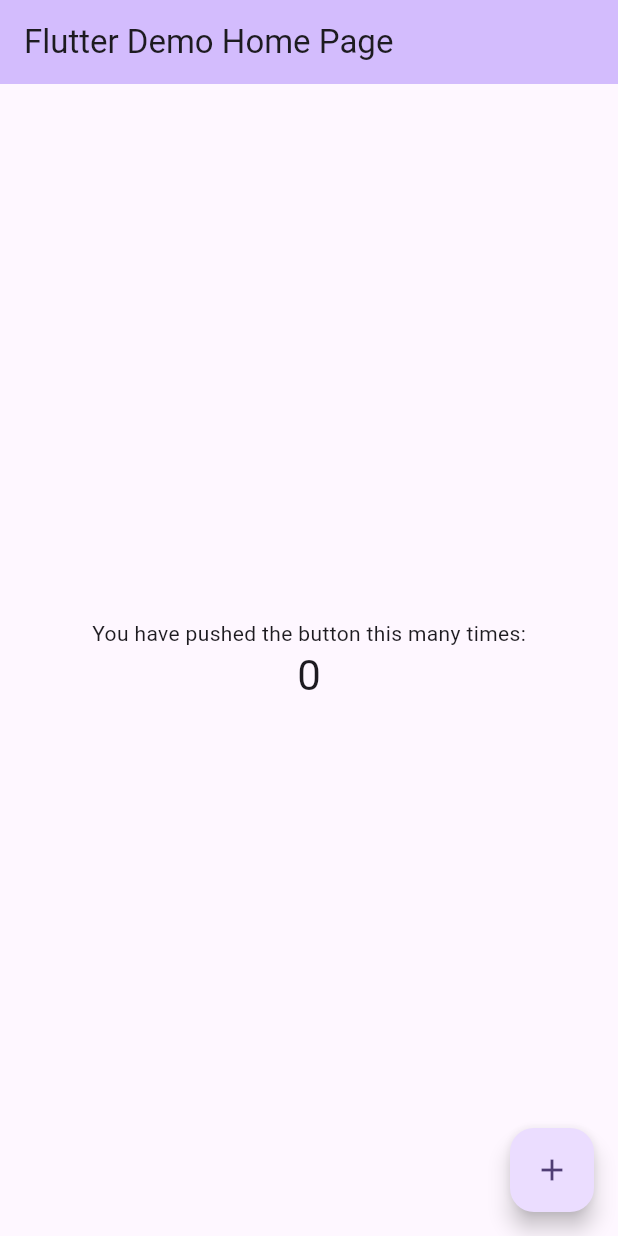
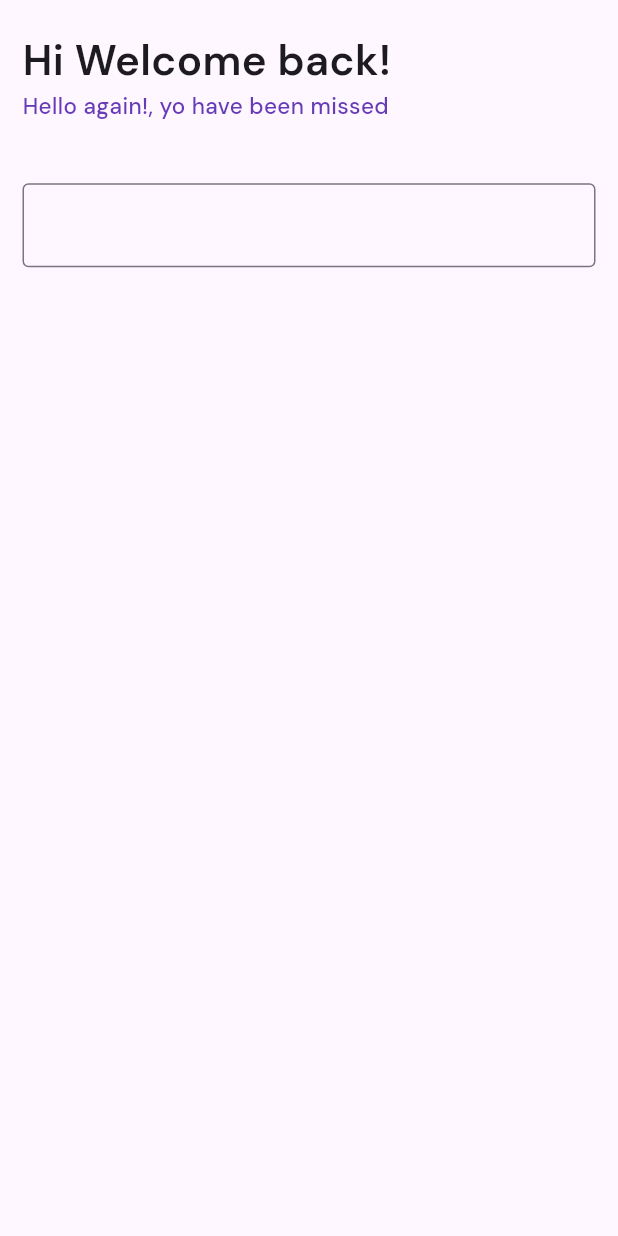
Before and after one commit to IbnuTopanAdib/panChatApp, a Flutter app: the screen it shows after launch, on a phone screen of 412 x 824 dp. Run offline on Flutter 3.47's test engine with Material 3 defaults, Android fonts, the phone set to English and light mode, and no system bars; our stand-ins replace firebase_analytics, firebase_core, google_fonts; accounts and stored records are empty.

Commit message:
login page

```diff
--- a/lib/main.dart
+++ b/lib/main.dart
@@ -1,5 +1,7 @@
 import 'package:firebase_analytics/firebase_analytics.dart';
 import 'package:flutter/material.dart';
+import 'package:google_fonts/google_fonts.dart';
+import 'package:panchatapp/pages/login.dart';
 import 'package:panchatapp/utils.dart';
 
 void main() async {
@@ -38,96 +40,9 @@ class MyApp extends StatelessWidget {
         // tested with just a hot reload.
         colorScheme: ColorScheme.fromSeed(seedColor: Colors.deepPurple),
         useMaterial3: true,
+        textTheme: GoogleFonts.dmSansTextTheme()
       ),
-      home: const MyHomePage(title: 'Flutter Demo Home Page'),
+      home: const LoginPage(),
     );
   }
 }
-
-class MyHomePage extends StatefulWidget {
-  const MyHomePage({super.key, required this.title});
-
-  // This widget is the home page of your application. It is stateful, meaning
-  // that it has a State object (defined below) that contains fields that affect
-  // how it looks.
-
-  // This class is the configuration for the state. It holds the values (in this
-  // case the title) provided by the parent (in this case the App widget) and
-  // used by the build method of the State. Fields in a Widget subclass are
-  // always marked "final".
-
-  final String title;
-
-  @override
-  State<MyHomePage> createState() => _MyHomePageState();
-}
-
-class _MyHomePageState extends State<MyHomePage> {
-  int _counter = 0;
-
-  void _incrementCounter() {
-    setState(() {
-      // This call to setState tells the Flutter framework that something has
-      // changed in this State, which causes it to rerun the build method below
-      // so that the display can reflect the updated values. If we changed
-      // _counter without calling setState(), then the build method would not be
-      // called again, and so nothing would appear to happen.
-      _counter++;
-    });
-  }
-
-  @override
-  Widget build(BuildContext context) {
-    // This method is rerun every time setState is called, for instance as done
-    // by the _incrementCounter method above.
-    //
-    // The Flutter framework has been optimized to make rerunning build methods
-    // fast, so that you can just rebuild anything that needs updating rather
-    // than having to individually change instances of widgets.
-    return Scaffold(
-      appBar: AppBar(
-        // TRY THIS: Try changing the color here to a specific color (to
-        // Colors.amber, perhaps?) and trigger a hot reload to see the AppBar
-        // change color while the other colors stay the same.
-        backgroundColor: Theme.of(context).colorScheme.inversePrimary,
-        // Here we take the value from the MyHomePage object that was created by
-        // the App.build method, and use it to set our appbar title.
-        title: Text(widget.title),
-      ),
-      body: Center(
-        // Center is a layout widget. It takes a single child and positions it
-        // in the middle of the parent.
-        child: Column(
-          // Column is also a layout widget. It takes a list of children and
-          // arranges them vertically. By default, it sizes itself to fit its
-          // children horizontally, and tries to be as tall as its parent.
-          //
-          // Column has various properties to control how it sizes itself and
-          // how it positions its children. Here we use mainAxisAlignment to
-          // center the children vertically; the main axis here is the vertical
-          // axis because Columns are vertical (the cross axis would be
-          // horizontal).
-          //
-          // TRY THIS: Invoke "debug painting" (choose the "Toggle Debug Paint"
-          // action in the IDE, or press "p" in the console), to see the
-          // wireframe for each widget.
-          mainAxisAlignment: MainAxisAlignment.center,
-          children: <Widget>[
-            const Text(
-              'You have pushed the button this many times:',
-            ),
-            Text(
-              '$_counter',
-              style: Theme.of(context).textTheme.headlineMedium,
-            ),
-          ],
-        ),
-      ),
-      floatingActionButton: FloatingActionButton(
-        onPressed: _incrementCounter,
-        tooltip: 'Increment',
-        child: const Icon(Icons.add),
-      ), // This trailing comma makes auto-formatting nicer for build methods.
-    );
-  }
-}
--- /dev/null
+++ b/lib/pages/login.dart
@@ -0,0 +1,70 @@
+import 'package:flutter/material.dart';
+import 'package:panchatapp/widgets/custom_fromfield.dart';
+
+class LoginPage extends StatefulWidget {
+  const LoginPage({super.key});
+
+  @override
+  State<LoginPage> createState() => _LoginPageState();
+}
+
+class _LoginPageState extends State<LoginPage> {
+  @override
+  Widget build(BuildContext context) {
+    return Scaffold(
+      resizeToAvoidBottomInset: false,
+      body: _buildUi(context),
+    );
+  }
+
+  Widget _buildUi(BuildContext context) {
+    return SafeArea(
+        child: Padding(
+      padding: EdgeInsets.symmetric(horizontal: 15, vertical: 20),
+      child: Column(
+        children: [
+          _headerText(context),
+          _loginForm(context)
+        ],
+      ),
+    ));
+  }
+}
+
+Widget _headerText(BuildContext context) {
+  return SizedBox(
+    width: MediaQuery.sizeOf(context).width,
+    child: Column(
+      mainAxisSize: MainAxisSize.max,
+      mainAxisAlignment: MainAxisAlignment.start,
+      crossAxisAlignment: CrossAxisAlignment.start,
+      children: [
+        Text(
+          "Hi Welcome back!",
+          style: TextStyle(fontSize: 28, fontWeight: FontWeight.w600),
+        ),
+        Text(
+          "Hello again!, yo have been missed",
+          style: TextStyle(
+              fontSize: 15,
+              fontWeight: FontWeight.w500,
+              color: Colors.deepPurple),
+        ),
+      ],
+    ),
+  );
+}
+
+Widget _loginForm(BuildContext context) {
+  return Container(
+    height: MediaQuery.sizeOf(context).height * 0.40,
+    margin: EdgeInsets.symmetric(
+        vertical: MediaQuery.sizeOf(context).height * 0.05),
+    child: Form(
+        child: Column(
+      children: [
+        CustomFormField(),
+      ],
+    )),
+  );
+}
--- /dev/null
+++ b/lib/widgets/custom_fromfield.dart
@@ -0,0 +1,12 @@
+import 'package:flutter/material.dart';
+
+class CustomFormField extends StatelessWidget {
+  const CustomFormField({super.key});
+
+  @override
+  Widget build(BuildContext context) {
+    return TextFormField(
+      decoration: InputDecoration(border: OutlineInputBorder()),
+    );
+  }
+}
```
